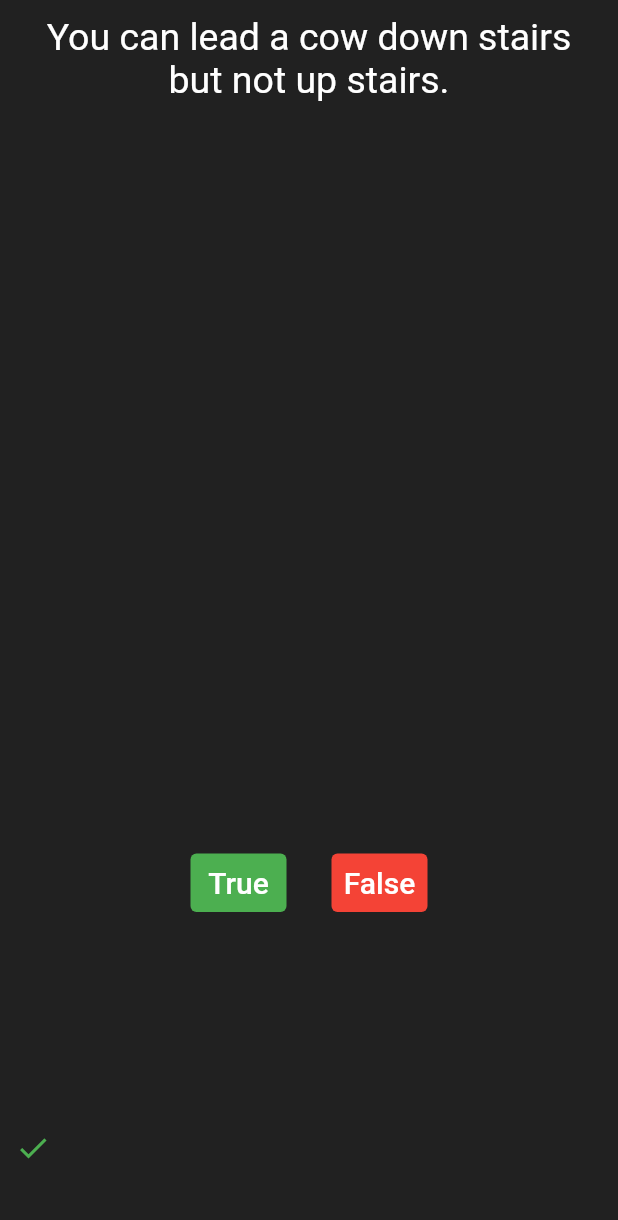
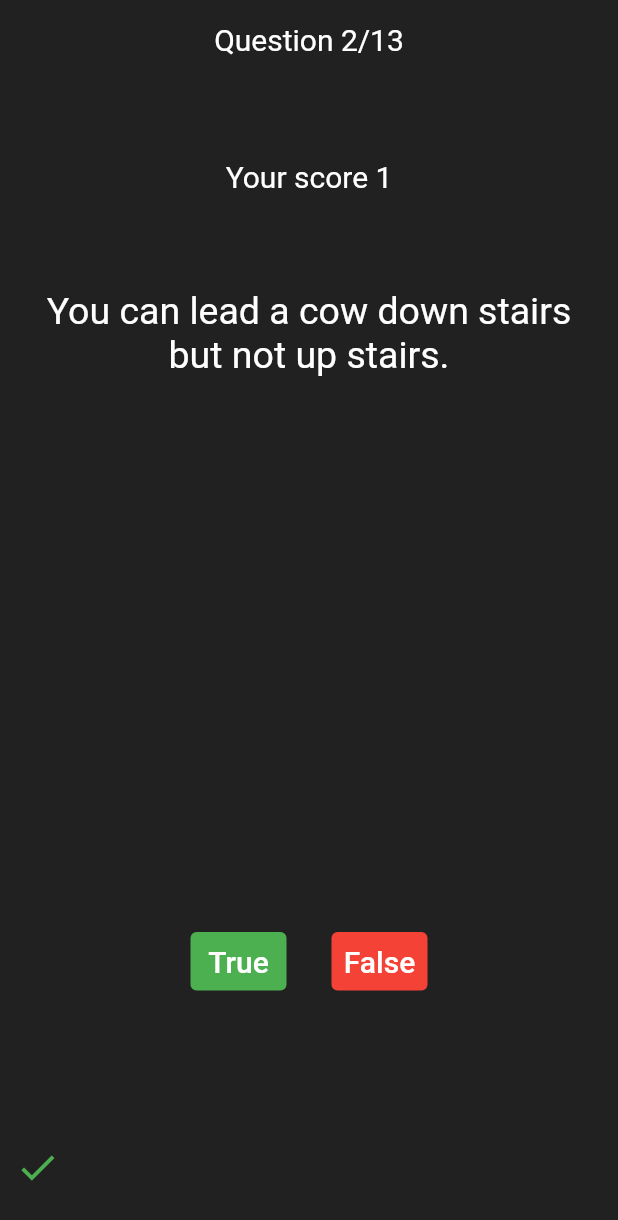
Before and after one commit to UlugbekYarkinov/quizzler, a Flutter app: the screen it shows after launch, after a tap on "True", on a phone screen of 412 x 824 dp. Shown: the top 1220 px of the screen. Run offline on Flutter 3.47's test engine with Material 2 defaults, Android fonts, the phone set to English and light mode, and no system bars.

Commit message:
slight changes with icons

```diff
--- a/lib/main.dart
+++ b/lib/main.dart
@@ -38,6 +38,16 @@ class QuizPage extends StatefulWidget {
 class _QuizPageState extends State<QuizPage> {
   List<Icon> scoreKeeper = [];
   int scoreCounter = 0;
+  final Icon rightIcon = const Icon(
+    Icons.check,
+    color: Colors.green,
+    size: 30.0,
+  );
+  final Icon wrongIcon = const Icon(
+    Icons.close,
+    color: Colors.red,
+    size: 30.0,
+  );
 
   void checkAnswer(bool pickedAnswer) {
     bool questionAnswer = questionBrain.getQuestionAnswer();
@@ -49,19 +59,9 @@ class _QuizPageState extends State<QuizPage> {
       } else {
         if(questionAnswer == pickedAnswer) {
           scoreCounter++;
-          scoreKeeper.add(
-              const Icon(
-                Icons.check,
-                color: Colors.green,
-              )
-          );
+          scoreKeeper.add(rightIcon);
         } else {
-          scoreKeeper.add(
-              const Icon(
-                Icons.close,
-                color: Colors.red,
-              )
-          );
+          scoreKeeper.add(wrongIcon);
         }
       }
       questionBrain.nextQuestion();
@@ -73,6 +73,26 @@ class _QuizPageState extends State<QuizPage> {
     return Column(
       mainAxisAlignment: MainAxisAlignment.spaceBetween,
       children: [
+        Expanded(child: Padding(
+          padding: const EdgeInsets.symmetric(vertical: 15.0),
+          child: Text(
+            'Question ${questionBrain.getQuestionNumber() + 1}/${questionBrain.getNumberOfQuestions()}',
+            style: const TextStyle(
+              color: Colors.white,
+              fontSize: 20,
+            ),
+          ),
+        )),
+        Expanded(child: Padding(
+          padding: const EdgeInsets.symmetric(vertical: 15.0),
+          child: Text(
+            'Your score $scoreCounter',
+            style: const TextStyle(
+              color: Colors.white,
+              fontSize: 20,
+            ),
+          ),
+        )),
         Expanded(
           flex: 4,
           child: Padding(
```
